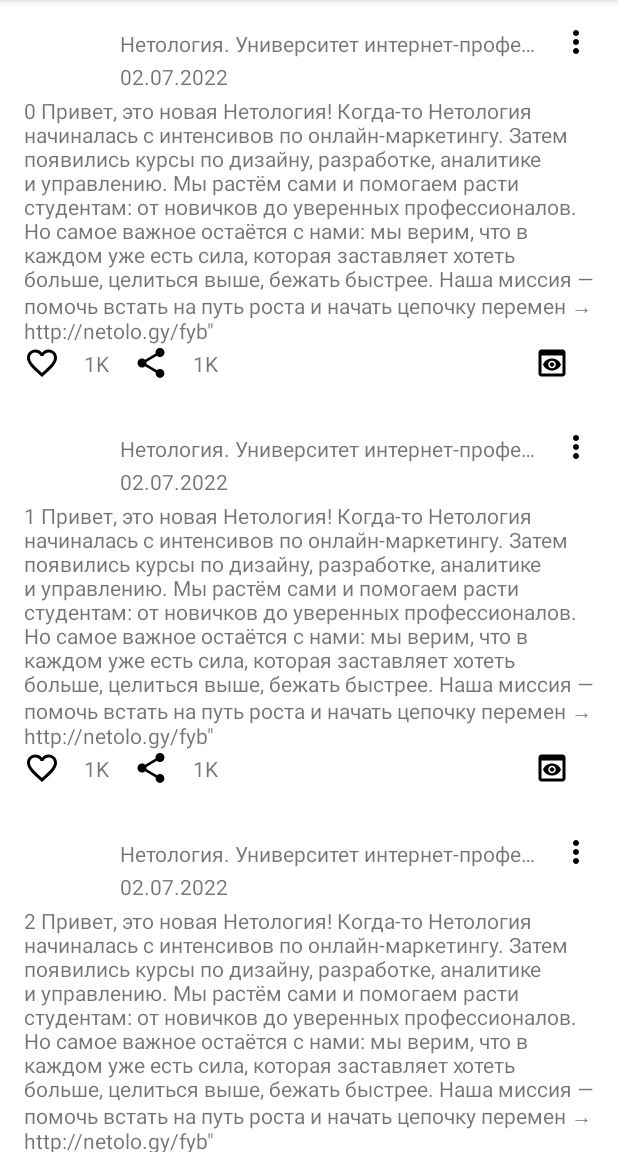
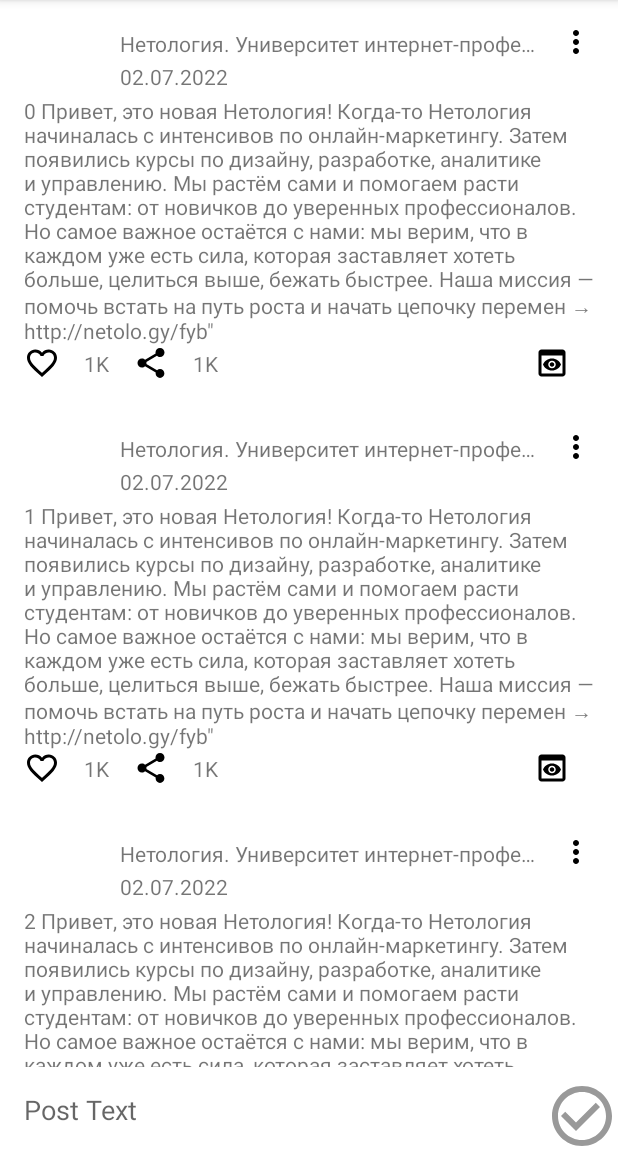
Before and after one commit to apexnt/NMedia, an Android app: the screen it shows after launch (MainActivity), on a phone screen of 412 x 824 dp, the part 84-1236 px from its top. Run offline under Robolectric (Android 15) with nearby library versions, the phone set to English and light mode, and no system bars.

Commit message:
add CRUD

```diff
--- a/app/src/main/java/ru/netology/nmedia/MainActivity.kt
+++ b/app/src/main/java/ru/netology/nmedia/MainActivity.kt
@@ -2,9 +2,12 @@ package ru.netology.nmedia
 
 import androidx.appcompat.app.AppCompatActivity
 import android.os.Bundle
+import android.view.View
 import androidx.activity.viewModels
-import ru.netology.nmedia.data.imp.PostsAdapter
+import ru.netology.nmedia.adapter.PostsAdapter
 import ru.netology.nmedia.databinding.ActivityMainBinding
+import ru.netology.nmedia.util.hideKeyboard
+import ru.netology.nmedia.util.showKeyboard
 import ru.netology.nmedia.viewModel.PostViewModel
 
 class MainActivity : AppCompatActivity() {
@@ -16,10 +19,41 @@ class MainActivity : AppCompatActivity() {
         val binding = ActivityMainBinding.inflate(layoutInflater)
         setContentView(binding.root)
 
-        val adapter = PostsAdapter(viewModel::onLikeClicked, viewModel::onShareClicked)
+        val adapter = PostsAdapter(viewModel)
         binding.postsRecyclerView.adapter = adapter
         viewModel.data.observe(this) { posts ->
             adapter.submitList(posts)
         }
+
+        binding.saveButton.setOnClickListener {
+            with(binding.contentEditText) {
+                val content = binding.contentEditText.text.toString()
+                viewModel.onSaveButtonClicked(content)
+            }
+        }
+
+        binding.cancelButton.setOnClickListener {
+            with(binding.contentEditText) {
+                viewModel.onCancelEditButtonClicked()
+                val content = binding.contentEditText.text.toString()
+                viewModel.onSaveButtonClicked(content)
+            }
+        }
+
+        viewModel.currentPost.observe(this) { currentPost ->
+            with(binding.contentEditText) {
+                val content = currentPost?.content
+                setText(content)
+                if (content != null) {
+                    binding.contentGroup.visibility = View.VISIBLE
+                    requestFocus()
+                    showKeyboard()
+                } else {
+                    binding.contentGroup.visibility = View.GONE
+                    clearFocus()
+                    hideKeyboard()
+                }
+            }
+        }
     }
 }
--- /dev/null
+++ b/app/src/main/java/ru/netology/nmedia/adapter/PostInteractionListener.kt
@@ -0,0 +1,11 @@
+package ru.netology.nmedia.adapter
+
+import ru.netology.nmedia.dto.Post
+
+interface PostInteractionListener {
+    fun onLikeClicked(post: Post)
+    fun onDeleteClicked(post: Post)
+    fun onShareClicked(post: Post)
+    fun onEditClicked(post: Post)
+
+}
--- a/app/src/main/java/ru/netology/nmedia/data/imp/PostsAdapter.kt
+++ b/app/src/main/java/ru/netology/nmedia/adapter/PostsAdapter.kt
@@ -1,7 +1,8 @@
-package ru.netology.nmedia.data.imp
+package ru.netology.nmedia.adapter
 
 import android.view.LayoutInflater
 import android.view.ViewGroup
+import android.widget.PopupMenu
 import androidx.annotation.DrawableRes
 import androidx.recyclerview.widget.DiffUtil
 import androidx.recyclerview.widget.ListAdapter
@@ -11,33 +12,50 @@ import ru.netology.nmedia.databinding.PostBinding
 import ru.netology.nmedia.dto.Counter
 import ru.netology.nmedia.dto.Post
 
-typealias OnPostLikeClicked = (Post) -> Unit
-typealias OnPostShareClicked = (Post) -> Unit
-
 internal class PostsAdapter(
-    private val onLikeClicked: OnPostLikeClicked, private val onShareClicked: OnPostShareClicked
+    private val interactionListener: PostInteractionListener
 ) : ListAdapter<Post, PostsAdapter.ViewHolder>(DiffCallback) {
 
     override fun onCreateViewHolder(parent: ViewGroup, viewType: Int): ViewHolder {
         val inflater = LayoutInflater.from(parent.context)
         val binding = PostBinding.inflate(inflater, parent, false)
-        return ViewHolder(binding)
+        return ViewHolder(binding, interactionListener)
     }
 
     override fun onBindViewHolder(holder: ViewHolder, position: Int) {
         holder.bind(getItem(position))
     }
 
-   inner class ViewHolder(
-        private val binding: PostBinding
+    class ViewHolder(
+        private val binding: PostBinding,
+        listener: PostInteractionListener
     ) : RecyclerView.ViewHolder(binding.root) {
 
-       private lateinit var post: Post
+        private lateinit var post: Post
+        private val popupMenu by lazy {
+            PopupMenu(itemView.context, binding.menu).apply {
+                inflate(R.menu.options_post)
+                setOnMenuItemClickListener { menuItem ->
+                    when (menuItem.itemId) {
+                        R.id.remove -> {
+                            listener.onDeleteClicked(post)
+                            true
+                        }
+                        R.id.edit -> {
+                            listener.onEditClicked(post)
+                            true
 
-       init {
-           binding.likes.setOnClickListener { onLikeClicked(post) }
-           binding.sharePost.setOnClickListener { onShareClicked(post) }
-       }
+                        }
+                        else -> false
+                    }
+                }
+            }
+        }
+
+        init {
+            binding.likes.setOnClickListener { listener.onLikeClicked(post) }
+            binding.sharePost.setOnClickListener { listener.onShareClicked(post) }
+        }
 
         fun bind(post: Post) {
             this.post = post
@@ -48,6 +66,7 @@ internal class PostsAdapter(
                 likes.setImageResource(getLikeIconResId(post.likeByMe))
                 totalRepost.text = Counter().counterConversion(post.shareCount)
                 totalLikes.text = Counter().counterConversion(post.likeCount)
+                menu.setOnClickListener {popupMenu.show()}
             }
         }
 
--- a/app/src/main/java/ru/netology/nmedia/data/imp/PostRepositoryInMemoryImpl.kt
+++ b/app/src/main/java/ru/netology/nmedia/data/imp/PostRepositoryInMemoryImpl.kt
@@ -6,13 +6,15 @@ import ru.netology.nmedia.dto.Post
 
 class PostRepositoryInMemoryImpl : PostRepository {
 
+    private var nextId = GENERATED_POSTS_AMOUNT.toLong()
+
     private val posts
         get() = checkNotNull(data.value) {
             "Data values  should not be null"
         }
 
     override val data = MutableLiveData(
-        List(100) { index ->
+        List(GENERATED_POSTS_AMOUNT) { index ->
             Post(
                 id = index + 1L,
                 author = "Нетология. Университет интернет-профессий будущего",
@@ -35,9 +37,9 @@ class PostRepositoryInMemoryImpl : PostRepository {
         data.value = posts.map {
             if (it.id != postId) it
             else it.copy(
-                likeByMe = !it.likeByMe, likeCount = if (it.likeByMe) it.likeCount -1
+                likeByMe = !it.likeByMe, likeCount = if (it.likeByMe) it.likeCount - 1
                 else {
-                    it.likeCount +1
+                    it.likeCount + 1
                 }
             )
         }
@@ -51,4 +53,29 @@ class PostRepositoryInMemoryImpl : PostRepository {
             )
         }
     }
+
+    override fun deleteById(postId: Long) {
+        data.value = posts.filter { it.id != postId }
+    }
+
+    override fun save(post: Post) {
+        if (post.id == PostRepository.NEW_POST_ID) insert(post) else update(post)
+    }
+
+    private fun insert(post: Post) {
+        data.value = listOf(
+            post.copy(id = ++nextId)
+        ) + posts
+    }
+
+    private fun update(post: Post) {
+        data.value = posts.map {
+            if (it.id == post.id) post else it
+        }
+    }
+
+    private companion object {
+        const val GENERATED_POSTS_AMOUNT = 1000
+    }
+
 }
--- /dev/null
+++ b/app/src/main/java/ru/netology/nmedia/util/Views.kt
@@ -0,0 +1,15 @@
+package ru.netology.nmedia.util
+
+import android.content.Context
+import android.view.View
+import android.view.inputmethod.InputMethodManager
+
+internal fun View.hideKeyboard() {
+    val imm = context.getSystemService(Context.INPUT_METHOD_SERVICE) as InputMethodManager
+    imm.hideSoftInputFromWindow(windowToken, /*flags = */ 0)
+}
+
+internal fun View.showKeyboard() {
+    val imm = context.getSystemService(Context.INPUT_METHOD_SERVICE) as InputMethodManager
+    imm.showSoftInput(this, /*flags = */ 0)
+}
--- /dev/null
+++ b/app/src/main/res/drawable/ic_cancel_48.xml
@@ -0,0 +1,5 @@
+<vector android:height="48dp" android:tint="#999999"
+    android:viewportHeight="24" android:viewportWidth="24"
+    android:width="48dp" xmlns:android="http://schemas.android.com/apk/res/android">
+    <path android:fillColor="@android:color/white" android:pathData="M19,6.41L17.59,5 12,10.59 6.41,5 5,6.41 10.59,12 5,17.59 6.41,19 12,13.41 17.59,19 19,17.59 13.41,12z"/>
+</vector>
--- /dev/null
+++ b/app/src/main/res/drawable/ic_edit_content_48.xml
@@ -0,0 +1,5 @@
+<vector android:height="48dp" android:tint="#999999"
+    android:viewportHeight="24" android:viewportWidth="24"
+    android:width="48dp" xmlns:android="http://schemas.android.com/apk/res/android">
+    <path android:fillColor="@android:color/white" android:pathData="M3,17.25V21h3.75L17.81,9.94l-3.75,-3.75L3,17.25zM20.71,7.04c0.39,-0.39 0.39,-1.02 0,-1.41l-2.34,-2.34c-0.39,-0.39 -1.02,-0.39 -1.41,0l-1.83,1.83 3.75,3.75 1.83,-1.83z"/>
+</vector>
--- /dev/null
+++ b/app/src/main/res/drawable/ic_save_48.xml
@@ -0,0 +1,5 @@
+<vector android:height="48dp" android:tint="#999999"
+    android:viewportHeight="24" android:viewportWidth="24"
+    android:width="48dp" xmlns:android="http://schemas.android.com/apk/res/android">
+    <path android:fillColor="@android:color/white" android:pathData="M16.59,7.58L10,14.17l-3.59,-3.58L5,12l5,5 8,-8zM12,2C6.48,2 2,6.48 2,12s4.48,10 10,10 10,-4.48 10,-10S17.52,2 12,2zM12,20c-4.42,0 -8,-3.58 -8,-8s3.58,-8 8,-8 8,3.58 8,8 -3.58,8 -8,8z"/>
+</vector>
--- a/app/src/main/res/layout/activity_main.xml
+++ b/app/src/main/res/layout/activity_main.xml
@@ -1,15 +1,91 @@
 <?xml version="1.0" encoding="utf-8"?>
-<FrameLayout xmlns:android="http://schemas.android.com/apk/res/android"
+<androidx.constraintlayout.widget.ConstraintLayout xmlns:android="http://schemas.android.com/apk/res/android"
+    xmlns:app="http://schemas.android.com/apk/res-auto"
     xmlns:tools="http://schemas.android.com/tools"
     android:layout_width="match_parent"
     android:layout_height="match_parent"
-    xmlns:app="http://schemas.android.com/apk/res-auto"
     tools:context=".MainActivity">
 
     <androidx.recyclerview.widget.RecyclerView
         android:id="@+id/postsRecyclerView"
         android:layout_width="match_parent"
-        android:layout_height="match_parent"
+        android:layout_height="0dp"
         app:layoutManager="androidx.recyclerview.widget.LinearLayoutManager"
+        app:layout_constraintBottom_toTopOf="@id/toolsTopBarrier"
+        app:layout_constraintEnd_toEndOf="parent"
+        app:layout_constraintHorizontal_bias="0.0"
+        app:layout_constraintStart_toStartOf="parent"
+        app:layout_constraintTop_toTopOf="parent"
+        app:layout_constraintVertical_bias="0.0"
         tools:listitem="@layout/post" />
-</FrameLayout>
+
+    <androidx.constraintlayout.widget.Barrier
+        android:id="@+id/toolsTopBarrier"
+        android:layout_width="wrap_content"
+        android:layout_height="wrap_content"
+        app:barrierDirection="top"
+        app:constraint_referenced_ids="contentEditText, saveButton" />
+
+    <androidx.constraintlayout.widget.Group
+        android:id="@+id/contentGroup"
+        android:layout_width="wrap_content"
+        android:layout_height="wrap_content"
+        android:visibility="gone"
+        app:constraint_referenced_ids="headingEdit, cancelButton " />
+
+    <androidx.appcompat.widget.AppCompatTextView
+        android:id="@+id/headingEdit"
+        android:layout_width="0dp"
+        android:layout_height="@dimen/post_avatar_size"
+        android:background="@android:color/primary_text_dark"
+        android:drawableStart="@drawable/ic_edit_content_48"
+        app:layout_constraintBottom_toTopOf="@id/contentEditText"
+        app:layout_constraintEnd_toStartOf="@+id/cancelButton"
+        app:layout_constraintStart_toStartOf="parent"
+        android:hint="@string/string_edit"
+         />
+
+
+    <EditText
+        android:id="@+id/contentEditText"
+        android:layout_width="0dp"
+        android:layout_height="wrap_content"
+        android:background="@android:color/transparent"
+        android:hint="@string/post_text"
+        android:importantForAutofill="no"
+        android:inputType="textMultiLine"
+        android:padding="@dimen/common_spacing"
+        app:layout_constraintBottom_toBottomOf="parent"
+        app:layout_constraintEnd_toStartOf="@+id/saveButton"
+        app:layout_constraintStart_toStartOf="parent"
+        app:layout_constraintTop_toTopOf="@id/toolsTopBarrier"
+        android:lines="5"
+        android:minLines="1"
+        android:scrollHorizontally="false"
+        android:scrollbars="vertical"
+        android:focusableInTouchMode="true"/>
+
+    <ImageButton
+        android:id="@+id/saveButton"
+        android:layout_width="wrap_content"
+        android:layout_height="wrap_content"
+        android:layout_marginTop="@dimen/common_spacing"
+        android:background="@android:color/transparent"
+        android:contentDescription="@string/save_content"
+        app:layout_constraintBottom_toBottomOf="parent"
+        app:layout_constraintEnd_toEndOf="parent"
+        app:srcCompat="@drawable/ic_save_48" />
+
+    <ImageButton
+        android:id="@+id/cancelButton"
+        android:layout_width="wrap_content"
+        android:layout_height="wrap_content"
+        android:layout_marginTop="@dimen/common_spacing"
+        android:background="@android:color/primary_text_dark"
+        android:contentDescription="@string/canсel_edit"
+        app:layout_constraintBottom_toTopOf="@id/contentEditText"
+        app:layout_constraintEnd_toEndOf="parent"
+        app:srcCompat="@drawable/ic_cancel_48" />
+
+
+</androidx.constraintlayout.widget.ConstraintLayout>
--- a/app/src/main/res/layout/post.xml
+++ b/app/src/main/res/layout/post.xml
@@ -24,7 +24,7 @@
         android:ellipsize="end"
         android:singleLine="true"
         app:layout_constraintBottom_toTopOf="@id/date"
-        app:layout_constraintEnd_toStartOf="@id/options"
+        app:layout_constraintEnd_toStartOf="@id/menu"
         app:layout_constraintStart_toEndOf="@id/avatarImageView"
         app:layout_constraintTop_toTopOf="@id/avatarImageView"
         tools:text="name author post" />
@@ -42,7 +42,7 @@
         tools:text="date" />
 
     <androidx.appcompat.widget.AppCompatImageButton
-        android:id="@+id/options"
+        android:id="@+id/menu"
         android:layout_width="wrap_content"
         android:layout_height="wrap_content"
         android:background="@android:color/transparent"
@@ -55,7 +55,7 @@
         android:layout_width="0dp"
         android:layout_height="0dp"
         app:barrierDirection="bottom"
-        app:constraint_referenced_ids="date, avatarImageView, options" />
+        app:constraint_referenced_ids="date, avatarImageView, menu" />
 
     <androidx.appcompat.widget.AppCompatTextView
         android:id="@+id/content"
--- /dev/null
+++ b/app/src/main/res/menu/options_post.xml
@@ -0,0 +1,9 @@
+<?xml version="1.0" encoding="utf-8"?>
+<menu xmlns:android="http://schemas.android.com/apk/res/android">
+    <item
+        android:id="@+id/remove"
+        android:title="@string/remove" />
+    <item
+        android:id="@+id/edit"
+        android:title="@string/menu_edit" />
+</menu>
--- a/app/src/main/res/values/strings.xml
+++ b/app/src/main/res/values/strings.xml
@@ -2,4 +2,10 @@
     <string name="app_name">nmedia</string>
     <string name="first_text">NMedia!</string>
     <string name="avatar_description">Author avatar</string>
+    <string name="remove">Remove</string>
+    <string name="post_text">Post Text</string>
+    <string name="menu_edit">Edit</string>
+    <string name="save_content">save changes</string>
+    <string name="canсel_edit">cancel edit</string>
+    <string name="string_edit">Editing</string>
 </resources>
```
Also changed, not shown: app/src/main/java/ru/netology/nmedia/data/PostRepository.kt (+7 -0 lines), app/src/main/java/ru/netology/nmedia/viewModel/PostViewModel.kt (+39 -4 lines), 1 other file.
